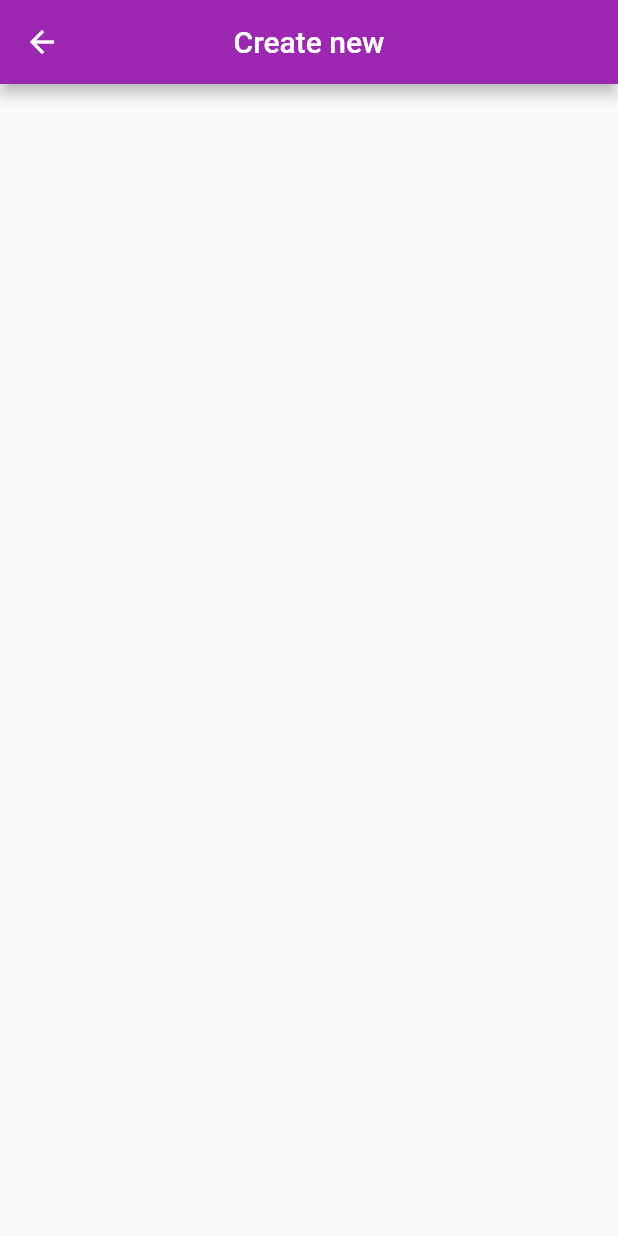
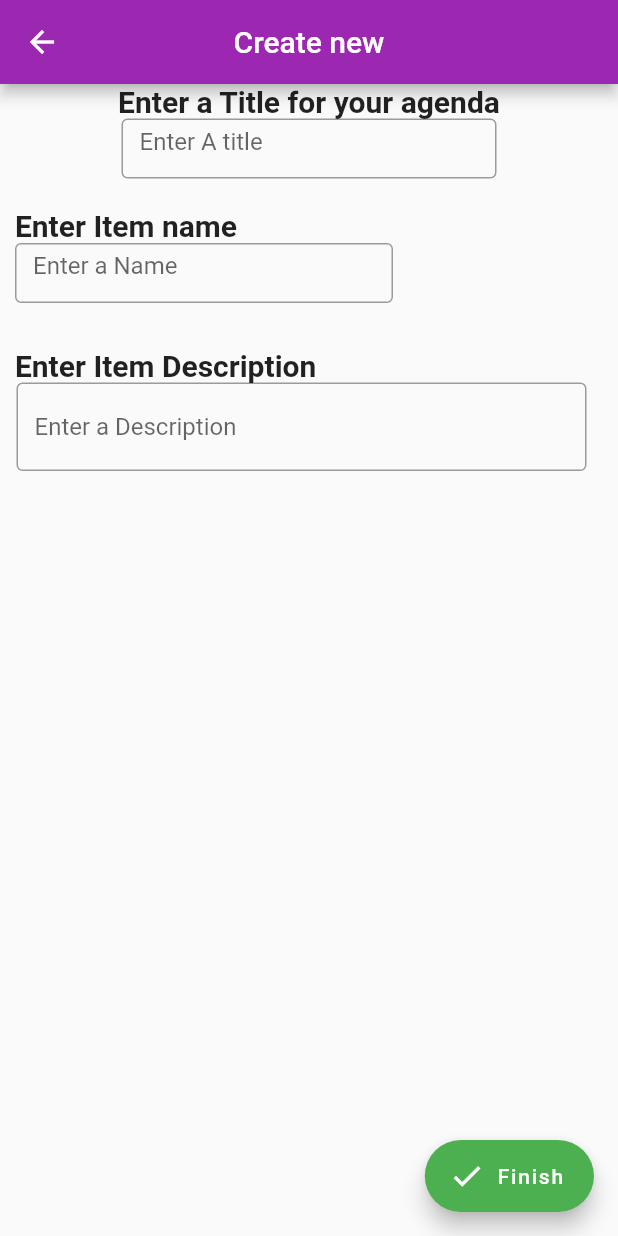
Before and after one commit to Arevir13/ACST_Alex-Iniya_Flutter_App, a Flutter app: the CreateNewScreen screen opened by its route, on a phone screen of 412 x 824 dp. Run offline on Flutter 3.47's test engine with Material 2 defaults, Android fonts, the phone set to English and light mode, and no system bars.

Commit message:
Creation Screen Outline, custom widgets folder

```diff
--- /dev/null
+++ b/lib/Custom_Widgets/Agenda_Widget.dart
@@ -0,0 +1 @@
+import 'package:flutter/material.dart';
--- a/lib/Pages/createNewScreen.dart
+++ b/lib/Pages/createNewScreen.dart
@@ -8,6 +8,19 @@ class CreateNewScreen extends StatefulWidget {
 }
 
 class CreateNewScreenState extends State<CreateNewScreen> {
+  final controller = TextEditingController();
+  final controller2 = TextEditingController();
+  final controller3 = TextEditingController();
+
+  String title = '';
+  @override
+  void dispose() {
+    controller.dispose();
+    controller2.dispose();
+    controller3.dispose();
+    super.dispose();
+  }
+
   Widget build(BuildContext context) {
     return Scaffold(
       appBar: AppBar(
@@ -15,16 +28,94 @@ class CreateNewScreenState extends State<CreateNewScreen> {
         title: Text('Create new'),
         centerTitle: true,
       ),
-      body: Center(
+      body: Container(
+          alignment: Alignment.center,
+          height: 535,
+          width: 500,
           child: Column(
-        //currently WIP
-        mainAxisAlignment: MainAxisAlignment.start,
-        children: <Widget>[],
-      )),
+            children: <Widget>[
+              Text(
+                'Enter a Title for your agenda',
+                style: TextStyle(fontSize: 20, fontWeight: FontWeight.bold),
+              ),
+              Container(
+                child: TextField(
+                  controller: controller,
+                  textAlignVertical: TextAlignVertical.center,
+                  decoration: InputDecoration(
+                      border: OutlineInputBorder(), hintText: 'Enter A title'),
+                  onSubmitted: setTitle,
+                ),
+                width: 400,
+                height: 40,
+                padding: EdgeInsets.symmetric(horizontal: 75),
+                alignment: Alignment.centerLeft,
+                margin: EdgeInsets.only(bottom: 20),
+              ),
+              Row(
+                children: [
+                  Text(
+                    '  Enter Item name',
+                    style: TextStyle(fontSize: 20, fontWeight: FontWeight.bold),
+                  ),
+                ],
+              ),
+              Container(
+                child: TextFormField(
+                  controller: controller2,
+                  decoration: InputDecoration(
+                      border: OutlineInputBorder(), hintText: 'Enter a Name'),
+                ),
+                width: 500,
+                height: 40,
+                padding: EdgeInsets.only(right: 150),
+                margin: EdgeInsets.fromLTRB(10, 0, 0, 30),
+              ),
+              Row(
+                children: [
+                  Text(
+                    '  Enter Item Description',
+                    style: TextStyle(fontSize: 20, fontWeight: FontWeight.bold),
+                  ),
+                ],
+              ),
+              Container(
+                child: TextFormField(
+                  controller: controller3,
+                  decoration: InputDecoration(
+                      border: OutlineInputBorder(),
+                      hintText: 'Enter a Description'),
+                  textAlign: TextAlign.start,
+                  maxLines: 3,
+                  minLines: 1,
+                ),
+                width: 400,
+                height: 92,
+                padding: EdgeInsets.fromLTRB(0, 0, 20, 0),
+                margin: EdgeInsets.fromLTRB(10, 0, 0, 30),
+              ),
+            ],
+          )),
+      floatingActionButton: FloatingActionButton.extended(
+        onPressed: () {},
+        label: Text('Finish'),
+        icon: Icon(Icons.check),
+        backgroundColor: Colors.green[500],
+      ),
     );
   }
 
-//everything below this is currently a W.I.P
+  void setTitle(String s) {
+    setState(() {
+      title = s;
+    });
+  }
+
+  String getTitle() {
+    return title;
+  }
+
+/*everything below this is currently a W.I.P
   List agenda;
   Agenda() {
     agenda = <Item>[];
@@ -138,5 +229,5 @@ class Item {
       return name + ': ' + description + ', Checked, Repeat ON';
     }
     return name + ': ' + description + ', Checked, Repeat OFF';
-  }
+  }*/
 }
```
